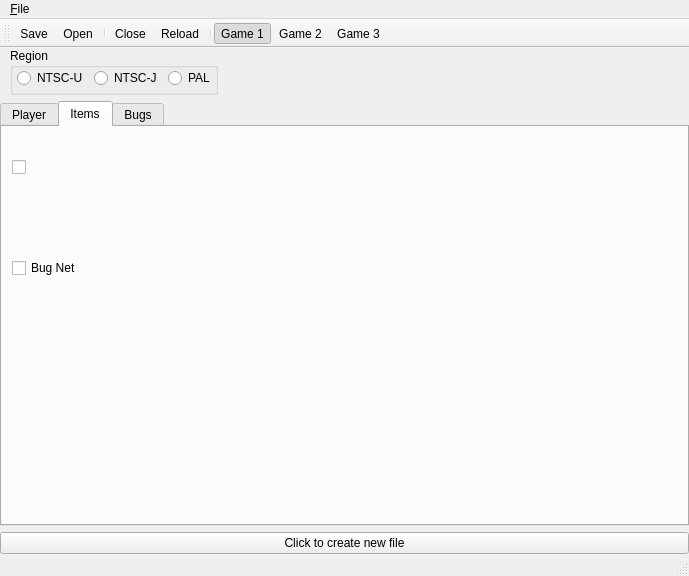
Qt form save editor/SS_SaveEditor/mainwindow.ui (Antidote/skyward-sword-save-editor) before a commit.
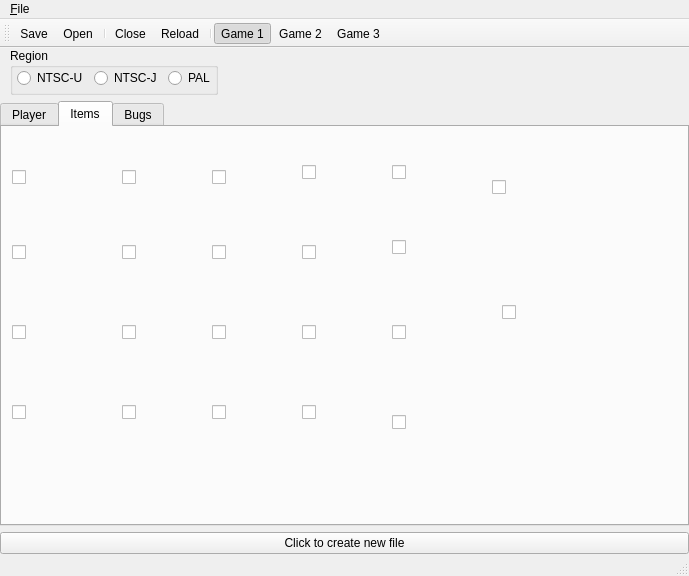
The same form after that commit. The open tabs and pages were chosen to show the change. Icons and pictures are not drawn.

```diff
--- a/save editor/SS_SaveEditor/mainwindow.ui
+++ b/save editor/SS_SaveEditor/mainwindow.ui
@@ -862,8 +862,8 @@
          <rect>
           <x>10</x>
           <y>10</y>
-          <width>51</width>
-          <height>61</height>
+          <width>71</width>
+          <height>81</height>
          </rect>
         </property>
         <property name="icon">
@@ -872,8 +872,8 @@
         </property>
         <property name="iconSize">
          <size>
-          <width>26</width>
-          <height>80</height>
+          <width>32</width>
+          <height>160</height>
          </size>
         </property>
        </widget>
@@ -881,13 +881,420 @@
         <property name="geometry">
          <rect>
           <x>10</x>
+          <y>90</y>
+          <width>81</width>
+          <height>71</height>
+         </rect>
+        </property>
+        <property name="icon">
+         <iconset resource="resources.qrc">
+          <normaloff>:/weapons/Bugnet</normaloff>:/weapons/Bugnet</iconset>
+        </property>
+        <property name="iconSize">
+         <size>
+          <width>64</width>
+          <height>64</height>
+         </size>
+        </property>
+       </widget>
+       <widget class="QCheckBox" name="bugNetChkBox_2">
+        <property name="geometry">
+         <rect>
+          <x>10</x>
+          <y>250</y>
+          <width>81</width>
+          <height>71</height>
+         </rect>
+        </property>
+        <property name="icon">
+         <iconset resource="resources.qrc">
+          <normaloff>:/weapons/Bomb</normaloff>:/weapons/Bomb</iconset>
+        </property>
+        <property name="iconSize">
+         <size>
+          <width>64</width>
+          <height>64</height>
+         </size>
+        </property>
+       </widget>
+       <widget class="QCheckBox" name="trainingSwdChkBox_2">
+        <property name="geometry">
+         <rect>
+          <x>10</x>
+          <y>170</y>
+          <width>81</width>
+          <height>71</height>
+         </rect>
+        </property>
+        <property name="icon">
+         <iconset resource="resources.qrc">
+          <normaloff>:/weapons/BigBugnet</normaloff>:/weapons/BigBugnet</iconset>
+        </property>
+        <property name="iconSize">
+         <size>
+          <width>64</width>
+          <height>64</height>
+         </size>
+        </property>
+       </widget>
+       <widget class="QCheckBox" name="bugNetChkBox_3">
+        <property name="geometry">
+         <rect>
+          <x>210</x>
+          <y>250</y>
+          <width>81</width>
+          <height>71</height>
+         </rect>
+        </property>
+        <property name="icon">
+         <iconset resource="resources.qrc">
+          <normaloff>:/weapons/IronBow</normaloff>:/weapons/IronBow</iconset>
+        </property>
+        <property name="iconSize">
+         <size>
+          <width>64</width>
+          <height>64</height>
+         </size>
+        </property>
+       </widget>
+       <widget class="QCheckBox" name="trainingSwdChkBox_3">
+        <property name="geometry">
+         <rect>
+          <x>210</x>
+          <y>90</y>
+          <width>81</width>
+          <height>71</height>
+         </rect>
+        </property>
+        <property name="icon">
+         <iconset resource="resources.qrc">
+          <normaloff>:/weapons/ToughBeetle</normaloff>:/weapons/ToughBeetle</iconset>
+        </property>
+        <property name="iconSize">
+         <size>
+          <width>64</width>
+          <height>64</height>
+         </size>
+        </property>
+       </widget>
+       <widget class="QCheckBox" name="bugNetChkBox_4">
+        <property name="geometry">
+         <rect>
+          <x>120</x>
+          <y>170</y>
+          <width>81</width>
+          <height>71</height>
+         </rect>
+        </property>
+        <property name="icon">
+         <iconset resource="resources.qrc">
+          <normaloff>:/weapons/Harp</normaloff>:/weapons/Harp</iconset>
+        </property>
+        <property name="iconSize">
+         <size>
+          <width>64</width>
+          <height>64</height>
+         </size>
+        </property>
+       </widget>
+       <widget class="QCheckBox" name="trainingSwdChkBox_4">
+        <property name="geometry">
+         <rect>
+          <x>120</x>
+          <y>90</y>
+          <width>81</width>
+          <height>71</height>
+         </rect>
+        </property>
+        <property name="icon">
+         <iconset resource="resources.qrc">
+          <normaloff>:/weapons/SpeedBeetle</normaloff>:/weapons/SpeedBeetle</iconset>
+        </property>
+        <property name="iconSize">
+         <size>
+          <width>64</width>
+          <height>64</height>
+         </size>
+        </property>
+       </widget>
+       <widget class="QCheckBox" name="bugNetChkBox_5">
+        <property name="geometry">
+         <rect>
+          <x>300</x>
+          <y>10</y>
+          <width>81</width>
+          <height>71</height>
+         </rect>
+        </property>
+        <property name="icon">
+         <iconset resource="resources.qrc">
+          <normaloff>:/weapons/ScatterShot</normaloff>:/weapons/ScatterShot</iconset>
+        </property>
+        <property name="iconSize">
+         <size>
+          <width>64</width>
+          <height>64</height>
+         </size>
+        </property>
+       </widget>
+       <widget class="QCheckBox" name="trainingSwdChkBox_5">
+        <property name="geometry">
+         <rect>
+          <x>300</x>
+          <y>250</y>
+          <width>81</width>
+          <height>71</height>
+         </rect>
+        </property>
+        <property name="icon">
+         <iconset resource="resources.qrc">
+          <normaloff>:/weapons/Whip</normaloff>:/weapons/Whip</iconset>
+        </property>
+        <property name="iconSize">
+         <size>
+          <width>64</width>
+          <height>64</height>
+         </size>
+        </property>
+       </widget>
+       <widget class="QCheckBox" name="bugNetChkBox_6">
+        <property name="geometry">
+         <rect>
+          <x>210</x>
+          <y>170</y>
+          <width>81</width>
+          <height>71</height>
+         </rect>
+        </property>
+        <property name="icon">
+         <iconset resource="resources.qrc">
+          <normaloff>:/weapons/SacredBow</normaloff>:/weapons/SacredBow</iconset>
+        </property>
+        <property name="iconSize">
+         <size>
+          <width>64</width>
+          <height>64</height>
+         </size>
+        </property>
+       </widget>
+       <widget class="QCheckBox" name="trainingSwdChkBox_6">
+        <property name="geometry">
+         <rect>
+          <x>120</x>
+          <y>10</y>
+          <width>81</width>
+          <height>81</height>
+         </rect>
+        </property>
+        <property name="icon">
+         <iconset resource="resources.qrc">
+          <normaloff>:/weapons/Beetle</normaloff>:/weapons/Beetle</iconset>
+        </property>
+        <property name="iconSize">
+         <size>
+          <width>64</width>
+          <height>64</height>
+         </size>
+        </property>
+       </widget>
+       <widget class="QCheckBox" name="bugNetChkBox_7">
+        <property name="geometry">
+         <rect>
+          <x>300</x>
+          <y>90</y>
+          <width>81</width>
+          <height>71</height>
+         </rect>
+        </property>
+        <property name="icon">
+         <iconset resource="resources.qrc">
+          <normaloff>:/weapons/SlingShot</normaloff>:/weapons/SlingShot</iconset>
+        </property>
+        <property name="iconSize">
+         <size>
+          <width>64</width>
+          <height>64</height>
+         </size>
+        </property>
+       </widget>
+       <widget class="QCheckBox" name="trainingSwdChkBox_7">
+        <property name="geometry">
+         <rect>
+          <x>210</x>
+          <y>10</y>
+          <width>81</width>
+          <height>81</height>
+         </rect>
+        </property>
+        <property name="icon">
+         <iconset resource="resources.qrc">
+          <normaloff>:/weapons/HookBeetle</normaloff>:/weapons/HookBeetle</iconset>
+        </property>
+        <property name="iconSize">
+         <size>
+          <width>64</width>
+          <height>64</height>
+         </size>
+        </property>
+       </widget>
+       <widget class="QCheckBox" name="bugNetChkBox_8">
+        <property name="geometry">
+         <rect>
+          <x>120</x>
+          <y>250</y>
+          <width>81</width>
+          <height>71</height>
+         </rect>
+        </property>
+        <property name="icon">
+         <iconset resource="resources.qrc">
+          <normaloff>:/weapons/Bow</normaloff>:/weapons/Bow</iconset>
+        </property>
+        <property name="iconSize">
+         <size>
+          <width>64</width>
+          <height>64</height>
+         </size>
+        </property>
+       </widget>
+       <widget class="QCheckBox" name="trainingSwdChkBox_8">
+        <property name="geometry">
+         <rect>
+          <x>300</x>
+          <y>170</y>
+          <width>91</width>
+          <height>71</height>
+         </rect>
+        </property>
+        <property name="icon">
+         <iconset resource="resources.qrc">
+          <normaloff>:/weapons/DoubleClawshot</normaloff>:/weapons/DoubleClawshot</iconset>
+        </property>
+        <property name="iconSize">
+         <size>
+          <width>64</width>
+          <height>64</height>
+         </size>
+        </property>
+       </widget>
+       <widget class="QCheckBox" name="trainingSwdChkBox_9">
+        <property name="geometry">
+         <rect>
+          <x>390</x>
+          <y>10</y>
+          <width>81</width>
+          <height>71</height>
+         </rect>
+        </property>
+        <property name="icon">
+         <iconset resource="resources.qrc">
+          <normaloff>:/weapons/GustBellows</normaloff>:/weapons/GustBellows</iconset>
+        </property>
+        <property name="iconSize">
+         <size>
+          <width>64</width>
+          <height>64</height>
+         </size>
+        </property>
+       </widget>
+       <widget class="QCheckBox" name="trainingSwdChkBox_10">
+        <property name="geometry">
+         <rect>
+          <x>390</x>
+          <y>80</y>
+          <width>71</width>
+          <height>81</height>
+         </rect>
+        </property>
+        <property name="icon">
+         <iconset resource="resources.qrc">
+          <normaloff>:/swords/GoddessLongSword</normaloff>:/swords/GoddessLongSword</iconset>
+        </property>
+        <property name="iconSize">
+         <size>
+          <width>32</width>
+          <height>160</height>
+         </size>
+        </property>
+       </widget>
+       <widget class="QCheckBox" name="trainingSwdChkBox_11">
+        <property name="geometry">
+         <rect>
+          <x>390</x>
+          <y>160</y>
+          <width>71</width>
+          <height>91</height>
+         </rect>
+        </property>
+        <property name="icon">
+         <iconset resource="resources.qrc">
+          <normaloff>:/swords/GoddessWhiteSword</normaloff>:/swords/GoddessWhiteSword</iconset>
+        </property>
+        <property name="iconSize">
+         <size>
+          <width>32</width>
+          <height>160</height>
+         </size>
+        </property>
+       </widget>
+       <widget class="QCheckBox" name="trainingSwdChkBox_12">
+        <property name="geometry">
+         <rect>
+          <x>390</x>
+          <y>250</y>
+          <width>71</width>
+          <height>91</height>
+         </rect>
+        </property>
+        <property name="icon">
+         <iconset resource="resources.qrc">
+          <normaloff>:/swords/LongSword</normaloff>:/swords/LongSword</iconset>
+        </property>
+        <property name="iconSize">
+         <size>
+          <width>32</width>
+          <height>160</height>
+         </size>
+        </property>
+       </widget>
+       <widget class="QCheckBox" name="trainingSwdChkBox_13">
+        <property name="geometry">
+         <rect>
+          <x>490</x>
+          <y>10</y>
+          <width>71</width>
+          <height>101</height>
+         </rect>
+        </property>
+        <property name="icon">
+         <iconset resource="resources.qrc">
+          <normaloff>:/swords/MasterSword</normaloff>:/swords/MasterSword</iconset>
+        </property>
+        <property name="iconSize">
+         <size>
+          <width>32</width>
+          <height>160</height>
+         </size>
+        </property>
+       </widget>
+       <widget class="QCheckBox" name="trainingSwdChkBox_27">
+        <property name="geometry">
+         <rect>
+          <x>500</x>
           <y>130</y>
-          <width>97</width>
-          <height>22</height>
+          <width>71</width>
+          <height>111</height>
          </rect>
         </property>
-        <property name="text">
-         <string>Bug Net</string>
+        <property name="icon">
+         <iconset resource="resources.qrc">
+          <normaloff>:/swords/TrueMasterSword</normaloff>:/swords/TrueMasterSword</iconset>
+        </property>
+        <property name="iconSize">
+         <size>
+          <width>32</width>
+          <height>160</height>
+         </size>
         </property>
        </widget>
       </widget>
```
Left out of the diff: 2 changed lines with no effect on the pictures.
